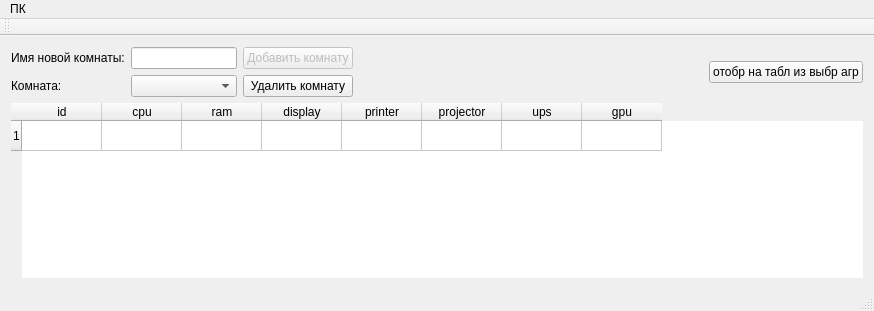
Old version of the form mainwindow.ui in the repository chalexyur/sadb.
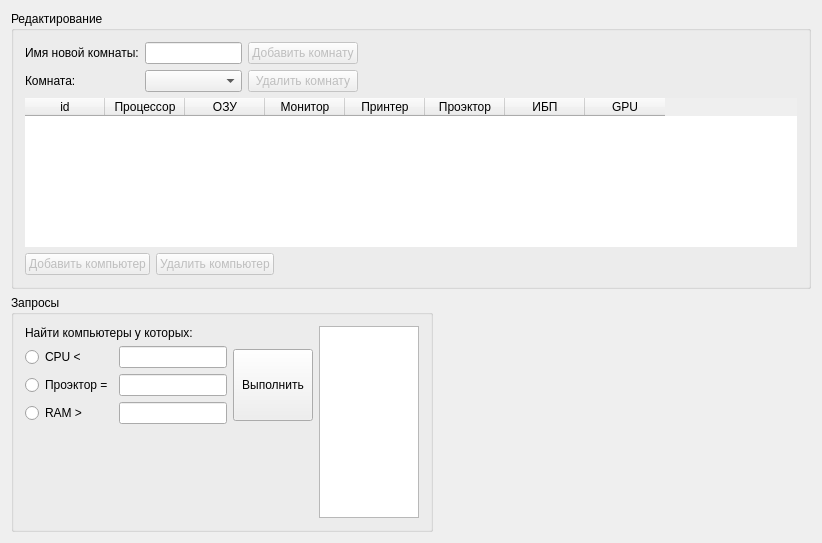
New version of the form. Icons and pictures are not drawn.

```diff
--- a/mainwindow.ui
+++ b/mainwindow.ui
@@ -6,8 +6,8 @@
    <rect>
     <x>0</x>
     <y>0</y>
-    <width>874</width>
-    <height>311</height>
+    <width>822</width>
+    <height>543</height>
    </rect>
   </property>
   <property name="windowTitle">
@@ -21,8 +21,20 @@
    <locale language="Russian" country="Russia"/>
   </property>
   <widget class="QWidget" name="centralWidget">
+   <layout class="QGridLayout" name="gridLayout_5">
+    <item row="0" column="0" colspan="2">
+     <widget class="QGroupBox" name="groupBox">
+      <property name="sizeIncrement">
+       <size>
+        <width>0</width>
+        <height>2</height>
+       </size>
+      </property>
+      <property name="title">
+       <string>Редактирование</string>
+      </property>
    <layout class="QGridLayout" name="gridLayout_2">
-    <item row="0" column="0">
+       <item row="0" column="0" colspan="3">
      <layout class="QGridLayout" name="gridLayout">
       <item row="0" column="0">
        <widget class="QLabel" name="label">
@@ -56,6 +68,9 @@
       </item>
       <item row="1" column="2">
        <widget class="QPushButton" name="delRoomBtn">
+           <property name="enabled">
+            <bool>false</bool>
+           </property>
         <property name="text">
          <string>Удалить комнату</string>
         </property>
@@ -63,33 +78,20 @@
       </item>
      </layout>
     </item>
-    <item row="0" column="1">
-     <spacer name="horizontalSpacer">
+       <item row="0" column="3">
+        <spacer name="horizontalSpacer_2">
       <property name="orientation">
        <enum>Qt::Horizontal</enum>
       </property>
       <property name="sizeHint" stdset="0">
        <size>
-        <width>345</width>
+           <width>422</width>
         <height>38</height>
        </size>
       </property>
      </spacer>
     </item>
-    <item row="0" column="2">
-     <widget class="QPushButton" name="updTableBtn">
-      <property name="text">
-       <string>отобр на табл из выбр агр</string>
-      </property>
-      <property name="checkable">
-       <bool>false</bool>
-      </property>
-      <property name="flat">
-       <bool>false</bool>
-      </property>
-     </widget>
-    </item>
-    <item row="1" column="0" colspan="3">
+       <item row="1" column="0" colspan="4">
      <widget class="QTableWidget" name="table">
       <property name="frameShape">
        <enum>QFrame::NoFrame</enum>
@@ -110,12 +112,11 @@
        <bool>false</bool>
       </property>
       <property name="rowCount">
-       <number>1</number>
+          <number>0</number>
       </property>
       <attribute name="horizontalHeaderDefaultSectionSize">
        <number>80</number>
       </attribute>
-      <row/>
       <column>
        <property name="text">
         <string>id</string>
@@ -123,80 +124,190 @@
       </column>
       <column>
        <property name="text">
-        <string>cpu</string>
+           <string>Процессор</string>
        </property>
       </column>
       <column>
        <property name="text">
-        <string>ram</string>
+           <string>ОЗУ</string>
        </property>
       </column>
       <column>
        <property name="text">
-        <string>display</string>
+           <string>Монитор</string>
        </property>
       </column>
       <column>
        <property name="text">
-        <string>printer</string>
+           <string>Принтер</string>
        </property>
       </column>
       <column>
        <property name="text">
-        <string>projector</string>
+           <string>Проэктор</string>
        </property>
       </column>
       <column>
        <property name="text">
-        <string>ups</string>
+           <string>ИБП</string>
        </property>
       </column>
       <column>
        <property name="text">
-        <string>gpu</string>
+           <string>GPU</string>
        </property>
       </column>
      </widget>
     </item>
-   </layout>
-  </widget>
-  <widget class="QMenuBar" name="menuBar">
-   <property name="geometry">
-    <rect>
-     <x>0</x>
-     <y>0</y>
-     <width>874</width>
-     <height>21</height>
-    </rect>
-   </property>
-   <widget class="QMenu" name="menu">
+       <item row="2" column="0">
+        <widget class="QPushButton" name="addItemBtn">
+         <property name="enabled">
+          <bool>false</bool>
+         </property>
+         <property name="text">
+          <string>Добавить компьютер</string>
+         </property>
+        </widget>
+       </item>
+       <item row="2" column="1">
+        <widget class="QPushButton" name="delItemBtn">
+         <property name="enabled">
+          <bool>false</bool>
+         </property>
+         <property name="text">
+          <string>Удалить компьютер</string>
+         </property>
+         <property name="checkable">
+          <bool>false</bool>
+         </property>
+         <property name="flat">
+          <bool>false</bool>
+         </property>
+        </widget>
+       </item>
+       <item row="2" column="2" colspan="2">
+        <spacer name="horizontalSpacer_3">
+         <property name="orientation">
+          <enum>Qt::Horizontal</enum>
+         </property>
+         <property name="sizeHint" stdset="0">
+          <size>
+           <width>539</width>
+           <height>20</height>
+          </size>
+         </property>
+        </spacer>
+       </item>
+      </layout>
+     </widget>
+    </item>
+    <item row="1" column="0" rowspan="2">
+     <widget class="QGroupBox" name="groupBox_2">
     <property name="title">
-     <string>ПК</string>
-    </property>
-    <addaction name="menuNew"/>
-    <addaction name="separator"/>
-    <addaction name="menuExit"/>
-   </widget>
-   <addaction name="menu"/>
-  </widget>
-  <widget class="QToolBar" name="mainToolBar">
-   <property name="enabled">
-    <bool>true</bool>
-   </property>
-   <property name="windowTitle">
-    <string>Панель инструментов</string>
-   </property>
-   <property name="movable">
-    <bool>true</bool>
-   </property>
-   <attribute name="toolBarArea">
-    <enum>TopToolBarArea</enum>
-   </attribute>
-   <attribute name="toolBarBreak">
-    <bool>false</bool>
-   </attribute>
-  </widget>
-  <widget class="QStatusBar" name="statusBar"/>
+       <string>Запросы</string>
+      </property>
+      <layout class="QGridLayout" name="gridLayout_4">
+       <item row="0" column="0">
+        <layout class="QGridLayout" name="gridLayout_3">
+         <item row="0" column="0" colspan="2">
+          <widget class="QLabel" name="label_4">
+           <property name="text">
+            <string>Найти компьютеры у которых:</string>
+           </property>
+          </widget>
+         </item>
+         <item row="1" column="0">
+          <widget class="QRadioButton" name="radioButton">
+           <property name="text">
+            <string>CPU &lt;</string>
+           </property>
+          </widget>
+         </item>
+         <item row="1" column="1">
+          <widget class="QLineEdit" name="cpuQueryLE"/>
+         </item>
+         <item row="1" column="2" rowspan="3">
+          <widget class="QPushButton" name="queryBtn">
+           <property name="minimumSize">
+            <size>
+             <width>0</width>
+             <height>72</height>
+            </size>
+           </property>
+           <property name="text">
+            <string>Выполнить</string>
+           </property>
+          </widget>
+         </item>
+         <item row="2" column="0">
+          <widget class="QRadioButton" name="radioButton_2">
+           <property name="text">
+            <string>Проэктор =</string>
+           </property>
+          </widget>
+         </item>
+         <item row="2" column="1">
+          <widget class="QLineEdit" name="prjQueryLE"/>
+         </item>
+         <item row="3" column="0">
+          <widget class="QRadioButton" name="radioButton_3">
+           <property name="text">
+            <string>RAM &gt;</string>
+           </property>
+          </widget>
+         </item>
+         <item row="3" column="1">
+          <widget class="QLineEdit" name="ramQueryLE"/>
+         </item>
+        </layout>
+       </item>
+       <item row="0" column="1" rowspan="2">
+        <widget class="QListWidget" name="resultList">
+         <property name="minimumSize">
+          <size>
+           <width>100</width>
+           <height>100</height>
+          </size>
+         </property>
+         <property name="maximumSize">
+          <size>
+           <width>100</width>
+           <height>200</height>
+          </size>
+         </property>
+        </widget>
+       </item>
+       <item row="1" column="0">
+        <spacer name="verticalSpacer">
+         <property name="orientation">
+          <enum>Qt::Vertical</enum>
+         </property>
+         <property name="sizeHint" stdset="0">
+          <size>
+           <width>288</width>
+           <height>90</height>
+          </size>
+         </property>
+        </spacer>
+       </item>
+      </layout>
+     </widget>
+    </item>
+    <item row="2" column="1">
+     <spacer name="horizontalSpacer">
+      <property name="orientation">
+       <enum>Qt::Horizontal</enum>
+      </property>
+      <property name="sizeHint" stdset="0">
+       <size>
+        <width>365</width>
+        <height>188</height>
+       </size>
+      </property>
+     </spacer>
+    </item>
+   </layout>
+  </widget>
   <action name="menuNew">
    <property name="icon">
     <iconset resource="recources.qrc">
```
Lines whose indentation alone changed are shown as unchanged.
